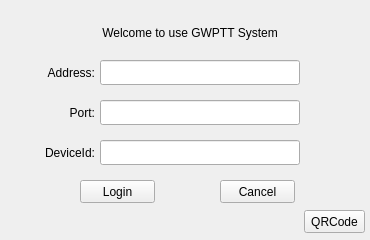
Before: the Qt Designer form gwpttapp/gwpttlogin.ui in hejingsheng/GWPttClient, drawn with Qt 5.
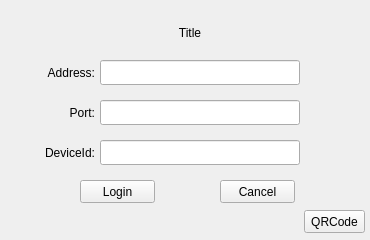
After: the same form once the commit is applied.

Patch:
```diff
--- a/gwpttapp/gwpttlogin.ui
+++ b/gwpttapp/gwpttlogin.ui
@@ -81,7 +81,7 @@
     </rect>
    </property>
    <property name="text">
-    <string>Welcome to use GWPTT System</string>
+    <string>Title</string>
    </property>
    <property name="alignment">
     <set>Qt::AlignCenter</set>
```
Left out of the diff: 2 changed lines with no effect on the pictures.
